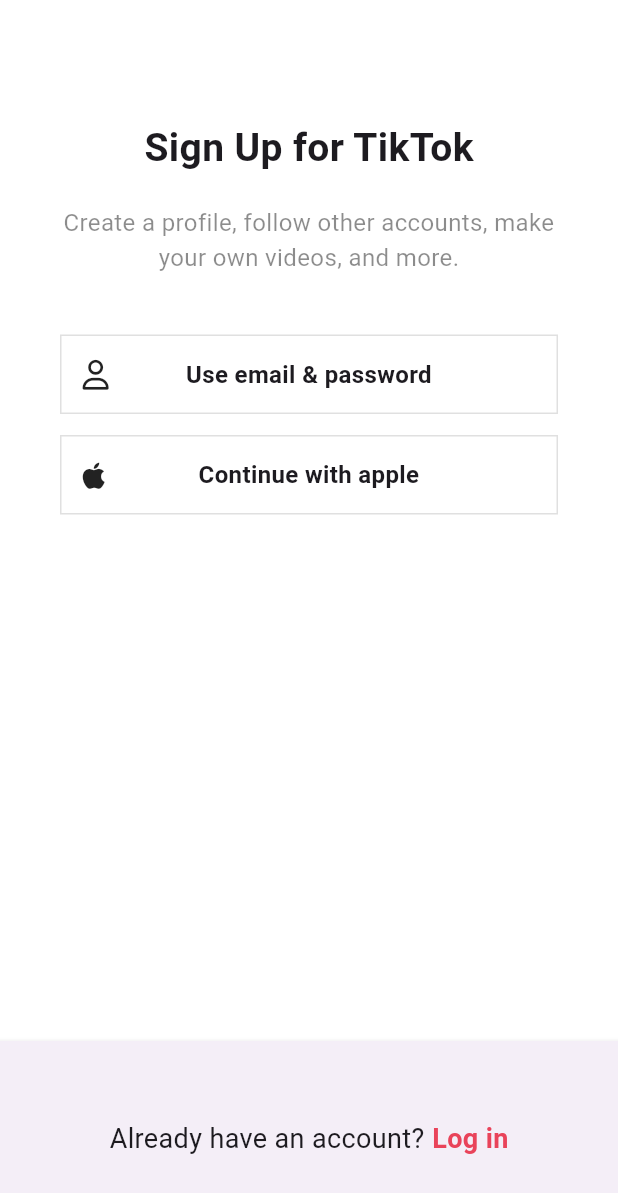
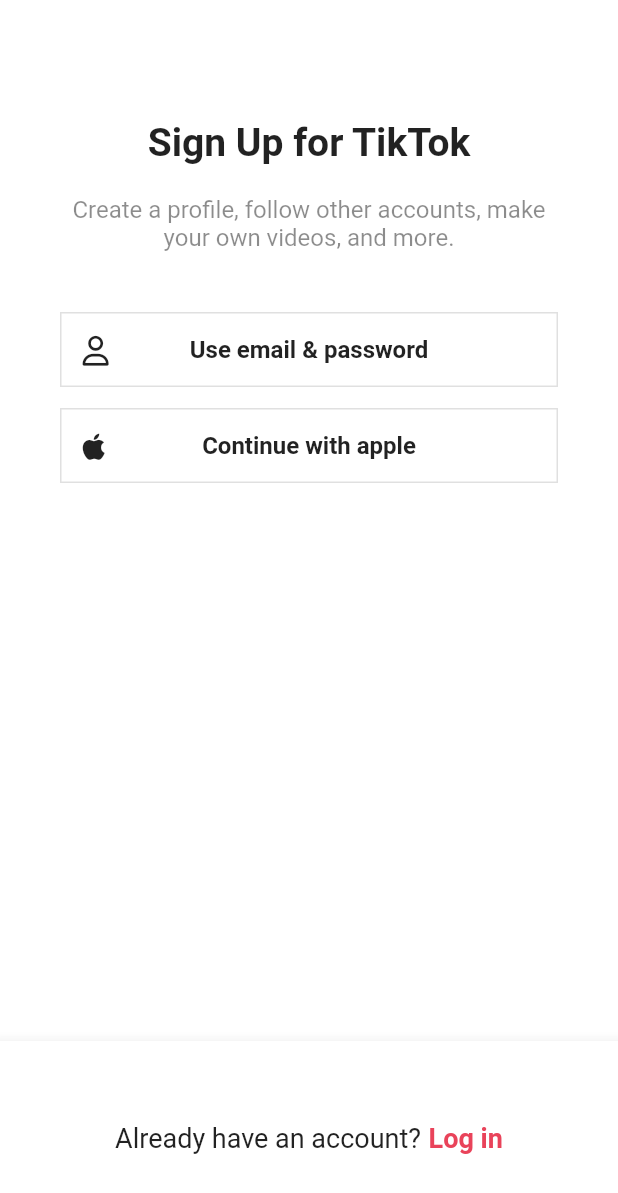
Before and after one commit to shinysuh/Snapster, a Flutter app: the screen it shows after launch, on a phone screen of 412 x 824 dp. Shown: the top 1193 px of the screen. Run offline on Flutter 3.47's test engine with Material 3 defaults, Android fonts, the phone set to English and light mode, and no system bars; our stand-ins replace font_awesome_flutter.

Commit message:
modify: main -> material3: false / loginForm -> scaffold focusScope 설정

```diff
--- a/lib/features/authentication/login_form_screen.dart
+++ b/lib/features/authentication/login_form_screen.dart
@@ -4,6 +4,7 @@
 import 'package:tiktok_clone/features/authentication/common/form_button.dart';
 import 'package:tiktok_clone/features/authentication/login_screen.dart';
 import 'package:tiktok_clone/utils/navigator_redirection.dart';
+import 'package:tiktok_clone/utils/tap_to_unfocus.dart';
 
 class LoginFormScreen extends StatefulWidget {
   const LoginFormScreen({super.key});
@@ -53,7 +54,9 @@
 
   @override
   Widget build(BuildContext context) {
-    return Scaffold(
+    return GestureDetector(
+      onTap: () => onTapScaffold(context),
+      child: Scaffold(
         appBar: AppBar(
           title: const Text('Log in'),
         ),
@@ -116,6 +119,7 @@
             ),
           ),
         ),
+      ),
     );
   }
 }
--- a/lib/main.dart
+++ b/lib/main.dart
@@ -15,6 +15,7 @@
     return MaterialApp(
       title: 'TikTok Clone',
       theme: ThemeData(
+        useMaterial3: false,
         primaryColor: const Color(0xFFE9435A),
         scaffoldBackgroundColor: Colors.white,
         appBarTheme: const AppBarTheme(
@@ -27,10 +28,11 @@
             fontWeight: FontWeight.w700,
           ),
         ),
-          bottomAppBarTheme: BottomAppBarTheme(
-            shadowColor: Colors.black,
-            surfaceTintColor: Colors.grey.shade50,
-          )),
+        // bottomAppBarTheme: BottomAppBarTheme(
+        //   shadowColor: Colors.black,
+        //   surfaceTintColor: Colors.grey.shade50,
+        // ),
+      ),
       home: const SignUpScreen(),
     );
   }
```
Lines whose indentation alone changed are shown as unchanged.
